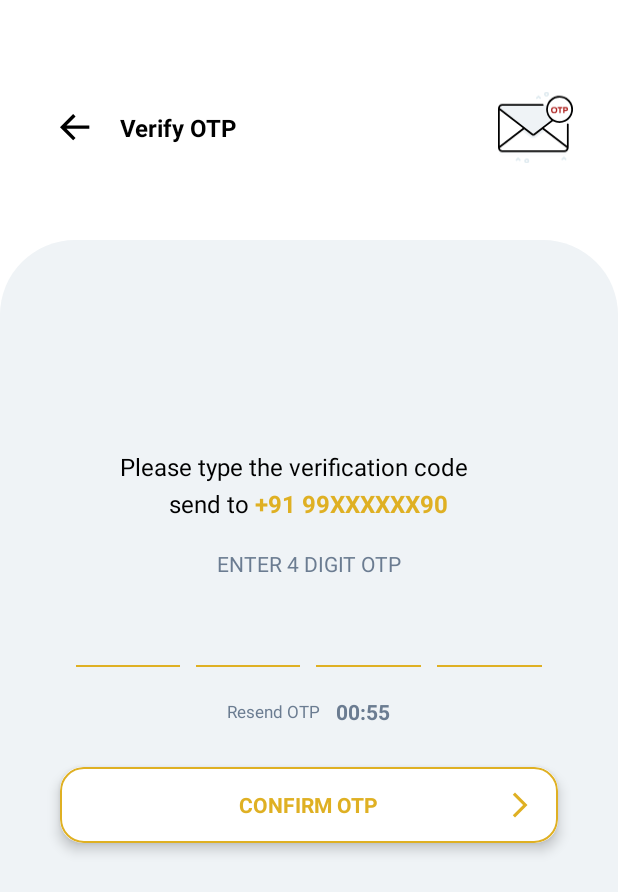
After one commit to prahladamigo/astrovision, an Android app: the layout fragment_verify_otp.xml on its own in the app's theme, with its tools: preview values and no code run, on a phone screen of 412 x 824 dp. The commit adds this screen. Shown: the top 892 px of the screen. Run offline under Robolectric (Android 15) with nearby library versions, the phone set to English and light mode, and no system bars.

Commit message:
SignIn and OTP layout

```diff
--- a/app/build.gradle
+++ b/app/build.gradle
@@ -59,4 +59,10 @@ dependencies {
     implementation("org.jetbrains.kotlinx:kotlinx-coroutines-core:1.6.4")
     implementation("org.jetbrains.kotlinx:kotlinx-coroutines-android:1.6.4")
 
+    // Networking
+    implementation "com.squareup.retrofit2:retrofit:2.9.0"
+    implementation "com.squareup.okhttp3:okhttp:4.7.2"
+    implementation "com.squareup.okhttp3:logging-interceptor:4.7.2"
+    implementation "com.squareup.retrofit2:converter-gson:2.9.0"
+
 }
--- a/app/src/main/java/com/astroenvision/astropower/entities/UserEntity.kt
+++ b/app/src/main/java/com/astroenvision/astropower/entities/UserEntity.kt
@@ -5,7 +5,6 @@ import androidx.room.PrimaryKey
 
 @Entity(tableName = "user_mst")
 data class UserEntity(
-
     @PrimaryKey(autoGenerate = true)
     val id: Long,
     val userName: String,
--- /dev/null
+++ b/app/src/main/java/com/astroenvision/astropower/retrofit/ApiInterface.kt
@@ -0,0 +1,4 @@
+package com.astroenvision.astropower.retrofit
+
+interface ApiInterface {
+}
--- /dev/null
+++ b/app/src/main/java/com/astroenvision/astropower/retrofit/RetrofitClient.kt
@@ -0,0 +1,4 @@
+package com.astroenvision.astropower.retrofit
+
+object RetrofitClient {
+}
--- /dev/null
+++ b/app/src/main/java/com/astroenvision/astropower/viewmodel/UserViewModel.kt
@@ -0,0 +1,4 @@
+package com.astroenvision.astropower.viewmodel
+
+class UserViewModel {
+}
--- /dev/null
+++ b/app/src/main/res/drawable/gray_bg.xml
@@ -0,0 +1,9 @@
+<?xml version="1.0" encoding="utf-8"?>
+<shape xmlns:android="http://schemas.android.com/apk/res/android"
+    android:shape="rectangle">
+
+    <solid android:color="@color/color_EFF3F6"/>
+    <corners android:topLeftRadius="@dimen/padding_50"
+        android:topRightRadius="@dimen/padding_50"/>
+
+</shape>
--- /dev/null
+++ b/app/src/main/res/drawable/ic_arrow_back.xml
@@ -0,0 +1,9 @@
+<vector xmlns:android="http://schemas.android.com/apk/res/android"
+    android:width="15dp"
+    android:height="15dp"
+    android:viewportWidth="15"
+    android:viewportHeight="15">
+  <path
+      android:pathData="M4.386,11.771l0.8,-0.8L2.164,7.955L9.771,7.955L9.771,6.816L2.164,6.816L5.183,3.797l-0.8,-0.8L0,7.386Z"
+      android:fillColor="#000000"/>
+</vector>
--- /dev/null
+++ b/app/src/main/res/drawable/ic_arrow_right.xml
@@ -0,0 +1,5 @@
+<vector android:autoMirrored="true" android:height="24dp"
+    android:tint="#DFB023" android:viewportHeight="24"
+    android:viewportWidth="24" android:width="24dp" xmlns:android="http://schemas.android.com/apk/res/android">
+    <path android:fillColor="@android:color/white" android:pathData="M6.23,20.23l1.77,1.77l10,-10l-10,-10l-1.77,1.77l8.23,8.23z"/>
+</vector>
--- /dev/null
+++ b/app/src/main/res/drawable/ic_otp_icon.xml
@@ -0,0 +1,47 @@
+<vector xmlns:android="http://schemas.android.com/apk/res/android"
+    android:width="48.828dp"
+    android:height="46.495dp"
+    android:viewportWidth="48.828"
+    android:viewportHeight="46.495">
+  <path
+      android:pathData="M48.259,14.396a8.178,8.178 0,0 0,-15.828 -2.889L2.859,11.507a2.287,2.287 0,0 0,-2.287 2.287v25.317a2.287,2.287 0,0 0,2.287 2.287h40.292a2.287,2.287 0,0 0,2.287 -2.287v-18.54A8.157,8.157 0,0 0,48.259 14.396Z"
+      android:strokeAlpha="0.1"
+      android:fillColor="#e0ebf0"
+      android:fillAlpha="0.1"/>
+  <path
+      android:pathData="M43.151,38.539L2.86,38.539a2.287,2.287 0,0 1,-2.287 -2.287L0.573,10.936a2.287,2.287 0,0 1,2.287 -2.287L43.15,8.649a2.287,2.287 0,0 1,2.287 2.287L45.437,36.253A2.287,2.287 0,0 1,43.151 38.539Z"
+      android:fillColor="#fff"/>
+  <path
+      android:pathData="M23.701,19.556l21.736,16.7a2.287,2.287 0,0 1,-2.287 2.287L2.86,38.543a2.287,2.287 0,0 1,-2.287 -2.287l21.736,-16.7A1.143,1.143 0,0 1,23.701 19.556Z"
+      android:fillColor="#fff"/>
+  <path
+      android:pathData="M30.836,25.036l-5.741,4.41a3.431,3.431 0,0 1,-4.18 0l-5.741,-4.41 7.135,-5.48a1.143,1.143 0,0 1,1.393 0Z"
+      android:fillColor="#eff3f6"/>
+  <path
+      android:pathData="M22.308,27.633l-21.736,-16.7a2.287,2.287 0,0 1,2.287 -2.287L43.15,8.646a2.287,2.287 0,0 1,2.287 2.287l-21.736,16.7A1.144,1.144 0,0 1,22.308 27.633Z"
+      android:fillColor="#eff3f6"/>
+  <path
+      android:pathData="M40.079,11.538m-8.177,0a8.177,8.177 0,1 1,16.354 0a8.177,8.177 0,1 1,-16.354 0"
+      android:fillColor="#fff"/>
+  <path
+      android:pathData="M40.079,20.287a8.764,8.764 0,1 0,-5.359 -1.84l-11.368,8.733a0.572,0.572 0,0 1,-0.7 0L1.164,10.67a1.718,1.718 0,0 1,1.695 -1.449L29.087,9.221a0.572,0.572 0,1 0,0 -1.143L2.859,8.078a2.862,2.862 0,0 0,-2.859 2.859L0,36.253a2.862,2.862 0,0 0,2.859 2.859L43.15,39.112a2.862,2.862 0,0 0,2.859 -2.859L46.009,21.143a0.572,0.572 0,1 0,-1.143 0v13.949L29.897,23.594l5.825,-4.474a8.692,8.692 0,0 0,4.358 1.167ZM16.112,23.594l-14.968,11.5v-23ZM44.843,36.513a1.716,1.716 0,0 1,-1.693 1.451L2.859,37.964a1.716,1.716 0,0 1,-1.693 -1.451L17.05,24.313l4.909,3.771a1.717,1.717 0,0 0,2.09 0L28.958,24.313ZM32.473,11.538a7.606,7.606 0,1 1,7.606 7.606A7.614,7.614 0,0 1,32.473 11.538Z"
+      android:fillColor="#000000"/>
+  <path
+      android:pathData="M36.567,13.985A1.961,1.961 0,0 0,38.609 11.967,1.961 1.961,0 0,0 36.567,9.95 1.959,1.959 0,0 0,34.531 11.967,1.959 1.959,0 0,0 36.567,13.985ZM36.567,13.248A1.183,1.183 0,0 1,35.385 11.967,1.18 1.18,0 0,1 36.567,10.685 1.185,1.185 0,0 1,37.755 11.967,1.188 1.188,0 0,1 36.567,13.25ZM40.791,13.915L40.791,10.744L41.925,10.744v-0.731L38.814,10.013v0.731L39.955,10.744v3.171ZM43.291,13.915L43.291,12.528h0.995A1.224,1.224 0,0 0,45.595 11.27,1.218 1.218,0 0,0 44.285,10.012L42.459,10.012v3.9ZM44.175,11.797L43.29,11.797L43.29,10.744h0.884a0.523,0.523 0,0 1,0.573 0.527A0.526,0.526 0,0 1,44.173 11.797Z"
+      android:fillColor="#ae2220"/>
+  <path
+      android:pathData="M31.561,3.315a1.657,1.657 0,1 1,1.172 -0.485A1.652,1.652 0,0 1,31.561 3.315ZM31.561,1.144a0.514,0.514 0,1 0,0.364 0.15A0.513,0.513 0,0 0,31.561 1.143Z"
+      android:fillColor="#e0ebf0"/>
+  <path
+      android:pathData="M18.719,46.496a1.657,1.657 0,1 1,1.172 -0.485A1.653,1.653 0,0 1,18.719 46.496ZM18.719,44.324a0.514,0.514 0,1 0,0.364 0.151A0.513,0.513 0,0 0,18.719 44.324Z"
+      android:fillColor="#e0ebf0"/>
+  <path
+      android:pathData="M27.438,4.787a0.57,0.57 0,0 1,-0.4 -0.167l-0.682,-0.682 -0.682,0.682a0.572,0.572 0,0 1,-0.808 -0.809l1.086,-1.086a0.572,0.572 0,0 1,0.808 0l1.086,1.086a0.572,0.572 0,0 1,-0.4 0.976Z"
+      android:fillColor="#e0ebf0"/>
+  <path
+      android:pathData="M44.014,44.324a0.57,0.57 0,0 1,-0.4 -0.167l-0.682,-0.682 -0.682,0.682a0.572,0.572 0,1 1,-0.808 -0.809L42.524,42.261a0.572,0.572 0,0 1,0.808 0l1.086,1.086a0.572,0.572 0,0 1,-0.4 0.976Z"
+      android:fillColor="#e0ebf0"/>
+  <path
+      android:pathData="M14.186,44.864a0.57,0.57 0,0 1,-0.4 -0.167l-0.682,-0.682 -0.682,0.682a0.572,0.572 0,0 1,-0.808 -0.809l1.086,-1.086a0.572,0.572 0,0 1,0.808 0l1.086,1.086a0.572,0.572 0,0 1,-0.4 0.976Z"
+      android:fillColor="#e0ebf0"/>
+</vector>
--- /dev/null
+++ b/app/src/main/res/drawable/round_yellow_outline_bg.xml
@@ -0,0 +1,9 @@
+<?xml version="1.0" encoding="utf-8"?>
+<shape xmlns:android="http://schemas.android.com/apk/res/android"
+    android:shape="rectangle">
+
+    <stroke android:width="@dimen/margin_1dp"
+        android:color="@color/yellow"/>
+
+    <corners android:radius="@dimen/padding_15"/>
+</shape>
--- /dev/null
+++ b/app/src/main/res/layout/fragment_verify_otp.xml
@@ -0,0 +1,375 @@
+<?xml version="1.0" encoding="utf-8"?>
+<RelativeLayout xmlns:android="http://schemas.android.com/apk/res/android"
+    xmlns:app="http://schemas.android.com/apk/res-auto"
+    xmlns:tools="http://schemas.android.com/tools"
+    android:id="@+id/layout_root"
+    android:layout_width="match_parent"
+    android:layout_height="match_parent"
+    android:background="@color/white"
+    android:gravity="center"
+    android:orientation="vertical">
+
+
+    <RelativeLayout
+        android:id="@+id/rl_1"
+        android:layout_width="match_parent"
+        android:layout_height="wrap_content"
+        android:layout_marginTop="@dimen/margin_60dp"
+        android:gravity="center_vertical"
+        android:paddingLeft="@dimen/margin_30dp"
+        android:paddingRight="@dimen/margin_30dp">
+
+        <ImageView
+            android:id="@+id/iv_back"
+            android:layout_width="@dimen/margin_50dp"
+            android:layout_height="@dimen/margin_50dp"
+            android:layout_alignParentLeft="true"
+            android:layout_centerVertical="true"
+            android:padding="@dimen/activity_margin_10dp"
+            android:src="@drawable/ic_arrow_back"/>
+
+
+        <TextView
+            android:layout_width="wrap_content"
+            android:layout_height="wrap_content"
+            android:layout_centerVertical="true"
+            android:layout_gravity="center"
+            android:layout_toRightOf="@id/iv_back"
+            android:gravity="start"
+            android:text="@string/verify_otp"
+            android:textColor="@color/black"
+            android:textSize="@dimen/text_size_16sp"
+            android:textStyle="bold" />
+
+
+        <ImageView
+            android:layout_width="@dimen/margin_50dp"
+            android:layout_height="@dimen/margin_50dp"
+            android:layout_alignParentRight="true"
+            android:layout_centerVertical="true"
+            android:src="@drawable/ic_otp_icon" />
+
+
+    </RelativeLayout>
+
+    <View
+        android:layout_width="match_parent"
+        android:layout_height="match_parent"
+        android:layout_below="@id/rl_1"
+        android:layout_marginTop="@dimen/padding_50"
+        android:background="@drawable/gray_bg" />
+
+    <ScrollView
+        android:id="@+id/scroll_v"
+        android:layout_width="match_parent"
+        android:layout_height="match_parent"
+        android:layout_below="@+id/rl_1"
+        android:layout_marginTop="@dimen/padding_50"
+        android:fillViewport="true">
+
+
+        <LinearLayout
+            android:layout_width="match_parent"
+            android:layout_height="wrap_content"
+            android:layout_marginStart="@dimen/margin_30dp"
+            android:layout_marginTop="@dimen/margin_120dp"
+            android:layout_marginEnd="@dimen/margin_30dp"
+            android:orientation="vertical">
+
+
+            <TextView
+                android:layout_width="wrap_content"
+                android:layout_height="wrap_content"
+                android:layout_gravity="center"
+                android:layout_marginTop="@dimen/margin_20dp"
+                android:layout_marginRight="@dimen/activity_margin_10dp"
+                android:gravity="start"
+                android:text="@string/please_type_verification_code"
+                android:textColor="@color/black"
+                android:textSize="@dimen/text_size_16sp"
+                android:textStyle="normal" />
+
+            <LinearLayout
+                android:layout_width="wrap_content"
+                android:layout_height="wrap_content"
+                android:layout_gravity="center"
+                android:orientation="horizontal">
+
+                <TextView
+                    android:layout_width="wrap_content"
+                    android:layout_height="wrap_content"
+                    android:layout_gravity="center"
+                    android:layout_marginTop="@dimen/margin_2dp"
+                    android:gravity="start"
+                    android:text="@string/send_to"
+                    android:textColor="@color/black"
+                    android:textSize="@dimen/text_size_16sp"
+                    android:textStyle="normal" />
+
+                <TextView
+                    android:id="@+id/txt_mobile_no"
+                    android:layout_width="wrap_content"
+                    android:layout_height="wrap_content"
+                    android:layout_gravity="center"
+                    android:layout_marginTop="@dimen/margin_2dp"
+                    android:gravity="start"
+                    android:text=" +91 99XXXXXX90"
+                    android:textColor="@color/yellow"
+                    android:textSize="@dimen/text_size_16sp"
+                    android:textStyle="bold" />
+
+
+            </LinearLayout>
+
+
+            <TextView
+                android:id="@+id/lbl_login_id"
+                android:layout_width="match_parent"
+                android:layout_height="wrap_content"
+                android:layout_marginTop="@dimen/margin_20dp"
+                android:gravity="center"
+                android:text="@string/enter_4_digit_otp"
+                android:textColor="@color/color_6B7C91"
+                android:textSize="@dimen/text_size_14sp" />
+
+
+            <LinearLayout
+                android:layout_width="match_parent"
+                android:layout_height="wrap_content"
+                android:layout_marginTop="@dimen/margin_8dp"
+                android:gravity="center"
+                android:paddingStart="@dimen/margin_15dp"
+                android:paddingEnd="@dimen/margin_15dp"
+                android:weightSum="4">
+
+                <RelativeLayout
+                    android:layout_width="0dp"
+                    android:layout_height="wrap_content"
+                    android:layout_marginLeft="@dimen/margin_5dp"
+                    android:layout_marginRight="@dimen/margin_5dp"
+                    android:layout_weight="1">
+
+                    <EditText
+                        android:id="@+id/et_otp_1"
+                        android:layout_width="match_parent"
+                        android:layout_height="@dimen/margin_50dp"
+                        android:background="@null"
+                        android:ellipsize="end"
+                        android:focusableInTouchMode="true"
+                        android:gravity="center"
+                        android:imeOptions="actionNext"
+                        android:inputType="number"
+                        android:maxLength="1"
+                        android:maxLines="1"
+                        android:textColor="@color/yellow"
+                        android:textSize="@dimen/text_size_14sp"
+                        android:textStyle="bold" />
+
+
+                    <View
+                        android:layout_width="match_parent"
+                        android:layout_height="@dimen/margin_1dp"
+                        android:layout_below="@id/et_otp_1"
+                        android:layout_alignStart="@+id/et_otp_1"
+                        android:layout_alignEnd="@+id/et_otp_1"
+                        android:background="@color/yellow" />
+
+                </RelativeLayout>
+
+
+                <RelativeLayout
+                    android:layout_width="0dp"
+                    android:layout_height="wrap_content"
+                    android:layout_marginLeft="@dimen/margin_5dp"
+                    android:layout_marginRight="@dimen/margin_5dp"
+                    android:layout_weight="1">
+
+                    <EditText
+                        android:id="@+id/et_otp_2"
+                        android:layout_width="match_parent"
+                        android:layout_height="@dimen/margin_50dp"
+                        android:background="@null"
+                        android:ellipsize="end"
+                        android:focusableInTouchMode="true"
+                        android:gravity="center"
+                        android:imeOptions="actionNext"
+                        android:inputType="number"
+                        android:maxLength="1"
+                        android:maxLines="1"
+                        android:textColor="@color/yellow"
+                        android:textColorHint="@color/color_c2ccd9"
+                        android:textSize="@dimen/text_size_14sp"
+                        android:textStyle="bold" />
+
+
+                    <View
+                        android:layout_width="match_parent"
+                        android:layout_height="@dimen/margin_1dp"
+                        android:layout_below="@id/et_otp_2"
+                        android:layout_alignStart="@+id/et_otp_2"
+                        android:layout_alignEnd="@+id/et_otp_2"
+                        android:background="@color/yellow" />
+
+                </RelativeLayout>
+
+
+                <RelativeLayout
+                    android:layout_width="0dp"
+                    android:layout_height="wrap_content"
+                    android:layout_marginLeft="@dimen/margin_5dp"
+                    android:layout_marginRight="@dimen/margin_5dp"
+                    android:layout_weight="1">
+
+                    <EditText
+                        android:id="@+id/et_otp_3"
+                        android:layout_width="match_parent"
+                        android:layout_height="@dimen/margin_50dp"
+                        android:background="@null"
+                        android:ellipsize="end"
+                        android:focusableInTouchMode="true"
+                        android:gravity="center"
+                        android:imeOptions="actionNext"
+                        android:inputType="number"
+                        android:maxLength="1"
+                        android:maxLines="1"
+                        android:textColor="@color/yellow"
+                        android:textColorHint="@color/color_c2ccd9"
+                        android:textSize="@dimen/text_size_14sp"
+                        android:textStyle="bold" />
+
+
+                    <View
+                        android:layout_width="match_parent"
+                        android:layout_height="@dimen/margin_1dp"
+                        android:layout_below="@id/et_otp_3"
+                        android:layout_alignStart="@+id/et_otp_3"
+                        android:layout_alignEnd="@+id/et_otp_3"
+                        android:background="@color/yellow" />
+
+                </RelativeLayout>
+
+
+                <RelativeLayout
+                    android:layout_width="0dp"
+                    android:layout_height="wrap_content"
+                    android:layout_marginLeft="@dimen/margin_5dp"
+                    android:layout_marginRight="@dimen/margin_5dp"
+                    android:layout_weight="1">
+
+
+                    <EditText
+                        android:id="@+id/et_otp_4"
+                        android:layout_width="match_parent"
+                        android:layout_height="@dimen/margin_50dp"
+                        android:background="@null"
+                        android:ellipsize="end"
+                        android:focusableInTouchMode="true"
+                        android:gravity="center"
+                        android:imeOptions="actionDone"
+                        android:inputType="number"
+                        android:maxLength="1"
+                        android:maxLines="1"
+                        android:textColor="@color/color_green"
+                        android:textSize="@dimen/text_size_14sp"
+                        android:textStyle="bold" />
+
+                    <View
+                        android:layout_width="match_parent"
+                        android:layout_height="@dimen/margin_1dp"
+                        android:layout_below="@id/et_otp_4"
+                        android:layout_alignStart="@+id/et_otp_4"
+                        android:layout_alignEnd="@+id/et_otp_4"
+                        android:background="@color/yellow" />
+
+                </RelativeLayout>
+
+
+            </LinearLayout>
+
+
+            <LinearLayout
+                android:layout_width="match_parent"
+                android:layout_height="wrap_content"
+                android:layout_marginTop="@dimen/margin_20dp"
+                android:gravity="center"
+                android:orientation="horizontal">
+
+                <TextView
+                    android:id="@+id/timerClk"
+                    android:layout_width="wrap_content"
+                    android:layout_height="wrap_content"
+                    android:paddingStart="5dp"
+                    android:paddingEnd="5dp"
+                    android:text="Resend OTP"
+                    android:textColor="@color/color_6B7C91"
+                    android:textSize="@dimen/text_size_11sp" />
+
+                <TextView
+                    android:id="@+id/timerOTP"
+                    android:layout_width="wrap_content"
+                    android:layout_height="wrap_content"
+                    android:paddingStart="5dp"
+                    android:paddingEnd="5dp"
+                    android:text="00:55"
+                    android:textColor="@color/color_6B7C91"
+                    android:textSize="@dimen/text_size_14sp"
+                    android:textStyle="bold" />
+
+                <TextView
+                    android:id="@+id/resendOTP"
+                    android:layout_width="wrap_content"
+                    android:layout_height="wrap_content"
+                    android:gravity="center"
+                    android:padding="@dimen/margin_5dp"
+                    android:text="Resend OTP"
+                    android:textColor="@color/color_009846"
+                    android:textSize="@dimen/text_size_14sp"
+                    android:visibility="gone" />
+            </LinearLayout>
+
+
+            <androidx.cardview.widget.CardView
+                android:id="@+id/card_confirm_otp"
+                android:layout_width="match_parent"
+                android:layout_height="wrap_content"
+                android:layout_marginTop="@dimen/margin_15dp"
+                app:cardCornerRadius="@dimen/margin_15dp"
+                app:cardElevation="@dimen/margin_5dp"
+                app:cardUseCompatPadding="true">
+
+                <RelativeLayout
+                    android:layout_width="match_parent"
+                    android:layout_height="wrap_content"
+                    android:background="@drawable/round_yellow_outline_bg"
+                    android:padding="@dimen/margin_15dp">
+
+                    <TextView
+                        android:layout_width="wrap_content"
+                        android:layout_height="wrap_content"
+                        android:layout_centerInParent="true"
+                        android:gravity="start"
+                        android:text="@string/confirm_otp"
+                        android:textAllCaps="true"
+                        android:textColor="@color/yellow"
+                        android:textSize="@dimen/text_size_14sp"
+                        android:textStyle="bold" />
+
+                    <ImageView
+                        android:layout_width="@dimen/margin_20dp"
+                        android:layout_height="@dimen/margin_20dp"
+                        android:layout_alignParentRight="true"
+                        android:layout_centerVertical="true"
+                        android:src="@drawable/ic_arrow_right" />
+
+                </RelativeLayout>
+
+            </androidx.cardview.widget.CardView>
+
+
+        </LinearLayout>
+
+
+    </ScrollView>
+
+
+</RelativeLayout>
--- a/app/src/main/res/values/dimens.xml
+++ b/app/src/main/res/values/dimens.xml
@@ -5,4 +5,32 @@
     <dimen name="nav_header_vertical_spacing">8dp</dimen>
     <dimen name="nav_header_height">176dp</dimen>
     <dimen name="fab_margin">16dp</dimen>
+    <dimen name="padding_20">20dp</dimen>
+    <dimen name="text_size_20sp">20sp</dimen>
+    <dimen name="lay_width_50dp">50dp</dimen>
+    <dimen name="lay_height_3dp">3dp</dimen>
+    <dimen name="activity_margin_10dp">10dp</dimen>
+    <dimen name="lay_width_80dp">80dp</dimen>
+    <dimen name="text_size_14sp">14sp</dimen>
+    <dimen name="lay_width_1dp">1dp</dimen>
+    <dimen name="padding_10">10dp</dimen>
+    <dimen name="padding_15">15dp</dimen>
+    <dimen name="lay_width_2dp">2dp</dimen>
+    <dimen name="margin_10dp">10dp</dimen>
+    <dimen name="margin_5dp">5dp</dimen>
+    <dimen name="lay_height_1dp">1dp</dimen>
+    <dimen name="margin_50dp">50dp</dimen>
+    <dimen name="margin_1dp">1dp</dimen>
+    <dimen name="margin_16dp">16dp</dimen>
+    <dimen name="margin_20dp">20dp</dimen>
+    <dimen name="text_size_13sp">13sp</dimen>
+    <dimen name="margin_60dp">60dp</dimen>
+    <dimen name="margin_30dp">30dp</dimen>
+    <dimen name="text_size_16sp">16dp</dimen>
+    <dimen name="padding_50">50dp</dimen>
+    <dimen name="margin_120dp">120dp</dimen>
+    <dimen name="margin_2dp">2dp</dimen>
+    <dimen name="margin_8dp">8dp</dimen>
+    <dimen name="margin_15dp">15dp</dimen>
+    <dimen name="text_size_11sp">11sp</dimen>
 </resources>
--- a/app/src/main/res/values/strings.xml
+++ b/app/src/main/res/values/strings.xml
@@ -19,4 +19,14 @@
     <string name="invalid_username">Not a valid username</string>
     <string name="invalid_password">Password must be >5 characters</string>
     <string name="login_failed">"Login failed"</string>
+    <string name="sign_in_register">Sign In/ Register</string>
+    <string name="mobile_number">Mobile Number</string>
+    <string name="continue_to_proceed">Continue to Proceed</string>
+    <string name="by_continue_you_agree">By Continue, you agree to <b><font color="#FFC107">Terms of Service </font></b> &amp; <b><font color="#FFC107">Privacy Policy</font></b></string>
+    <string name="verify_otp">Verify OTP</string>
+    <string name="please_type_verification_code">Please type the verification code</string>
+    <string name="send_to">send to</string>
+    <string name="enter_4_digit_otp">ENTER 4 DIGIT OTP</string>
+    <string name="confirm_otp">Confirm OTP</string>
+
 </resources>
```
Also changed, not shown: app/src/main/java/com/astroenvision/astropower/models/UserModel.kt (added, +10 -0 lines), app/src/main/res/drawable/outline_gray_round_bg.xml (added, +9 -0 lines), app/src/main/res/layout/activity_signin.xml (added, +121 -0 lines), app/src/main/res/layout/activity_splash.xml (added, +14 -0 lines), app/src/main/res/values/colors.xml (+46 -5 lines), 1 other file.
